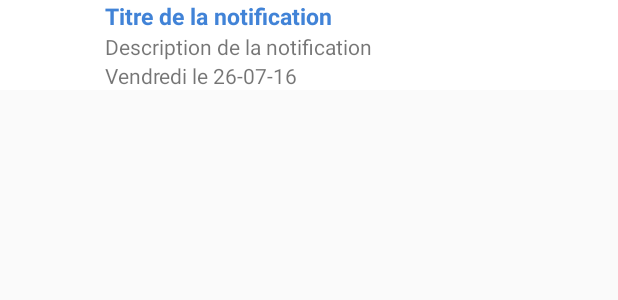
After one commit to raoulsigne/SpotIt, an Android app: the layout notification_item.xml on its own in the app's theme, with its tools: preview values and no code run, on a phone screen of 412 x 824 dp. The commit adds this screen. Shown: the top 300 px of the screen. Run offline under Robolectric (Android 15) with nearby library versions, the phone set to English and light mode, and no system bars.

Commit message:
18-07-16

```diff
--- a/app/build.gradle
+++ b/app/build.gradle
@@ -47,4 +47,5 @@ dependencies {
     compile 'com.google.android.gms:play-services-identity:8.4.0'
     compile 'com.google.android.gms:play-services-gcm:8.4.0'
     compile 'com.google.android.gms:play-services-auth:8.4.0'
+    compile 'com.android.support:recyclerview-v7:24.0.0'
 }
--- a/app/src/main/java/techafrkix/work/com/spot/spotit/GcmIntentService.java
+++ b/app/src/main/java/techafrkix/work/com/spot/spotit/GcmIntentService.java
@@ -122,7 +122,7 @@ public class GcmIntentService extends IntentService {
                         .setLargeIcon(BitmapFactory.decodeResource(getApplicationContext().getResources(), R.drawable.logospotitblue))
                         .setContentTitle("Notification from Spot It")
                         .setStyle(new NotificationCompat.InboxStyle()
-                                .addLine(msg.getMessage())
+                                .addLine(msg.getDescription())
                                 .addLine(msg.getCreated()))
                         .setContentText(extras.getString(MESSAGE_TEXTE))
                         .setAutoCancel(false)
@@ -159,7 +159,7 @@ public class GcmIntentService extends IntentService {
                 nfe.printStackTrace();
             }
             notification.setTypenotification_id(12); //notification.setTypenotification_id(Integer.parseInt(extras.getString(MESSAGE_TYPE)));
-            notification.setMessage(extras.getString(MESSAGE_TEXTE));
+            notification.setDescription(extras.getString(MESSAGE_TEXTE));
         }
         Log.d(TAG, "extractMessageFromExtra - fin");
 
--- /dev/null
+++ b/app/src/main/res/layout/notification_item.xml
@@ -0,0 +1,72 @@
+<?xml version="1.0" encoding="utf-8"?>
+<LinearLayout xmlns:android="http://schemas.android.com/apk/res/android"
+    android:layout_width="match_parent"
+    android:layout_height="match_parent"
+    android:orientation="vertical">
+
+    <RelativeLayout
+        android:layout_width="match_parent"
+        android:layout_height="60dp"
+        android:layout_gravity="center"
+        android:background="@color/blanc">
+
+        <LinearLayout
+            android:id="@+id/infos"
+            android:layout_width="match_parent"
+            android:layout_height="80dp"
+            android:layout_gravity="center"
+            android:background="@color/blanc">
+
+            <de.hdodenhof.circleimageview.CircleImageView xmlns:app="http://schemas.android.com/apk/res-auto"
+                android:id="@+id/item_profile"
+                android:layout_width="50dp"
+                android:layout_height="50dp"
+                android:layout_gravity="center"
+                android:layout_marginLeft="10dp"
+                app:civ_border_color="#FF000000"
+                app:civ_border_width="0dp" />
+
+            <LinearLayout
+                android:layout_width="wrap_content"
+                android:layout_height="60dp"
+                android:layout_gravity="center"
+                android:layout_marginLeft="10dp"
+                android:orientation="vertical">
+
+                <TextView
+                    android:id="@+id/txtTitre_notif"
+                    android:layout_width="wrap_content"
+                    android:layout_height="wrap_content"
+                    android:text="Titre de la notification"
+                    android:textColor="@color/mainblue"
+                    android:textSize="15sp"
+                    android:textStyle="bold" />
+
+                <TextView
+                    android:id="@+id/txtDescription_notif"
+                    android:layout_width="wrap_content"
+                    android:layout_height="wrap_content"
+                    android:text="Description de la notification"
+                    android:textSize="14sp" />
+
+                <TextView
+                    android:id="@+id/txtDate_notif"
+                    android:layout_width="wrap_content"
+                    android:layout_height="wrap_content"
+                    android:text="Vendredi le 26-07-16"
+                    android:textSize="14sp" />
+
+            </LinearLayout>
+        </LinearLayout>
+
+        <ImageView
+            android:layout_width="wrap_content"
+            android:layout_height="wrap_content"
+            android:id="@+id/imgaction"
+            android:layout_marginRight="20dp"
+            android:layout_centerVertical="true"
+            android:layout_alignParentRight="true"
+            android:layout_alignParentEnd="true"/>
+
+    </RelativeLayout>
+</LinearLayout>
--- a/app/src/main/res/values/dimens.xml
+++ b/app/src/main/res/values/dimens.xml
@@ -6,4 +6,5 @@
     <!-- Default screen margins, per the Android Design guidelines. -->
     <dimen name="nav_header_vertical_spacing">16dp</dimen>
     <dimen name="nav_header_height">160dp</dimen>
+    <dimen name="text_margin">16dp</dimen>
 </resources>
```
Also changed, not shown: app/src/main/java/techafrkix/work/com/spot/bd/Notification.java (+65 -33 lines), app/src/main/java/techafrkix/work/com/spot/spotit/DetailSpot.java (+68 -1 lines), app/src/main/java/techafrkix/work/com/spot/spotit/MainActivity.java (+10 -1 lines), app/src/main/java/techafrkix/work/com/spot/spotit/Notification.java (added, +275 -0 lines), app/src/main/java/techafrkix/work/com/spot/techafrkix/work/com/spot/utils/DBServer.java (+15 -3 lines), app/src/main/res/layout/fragment_notification.xml (added, +15 -0 lines).
